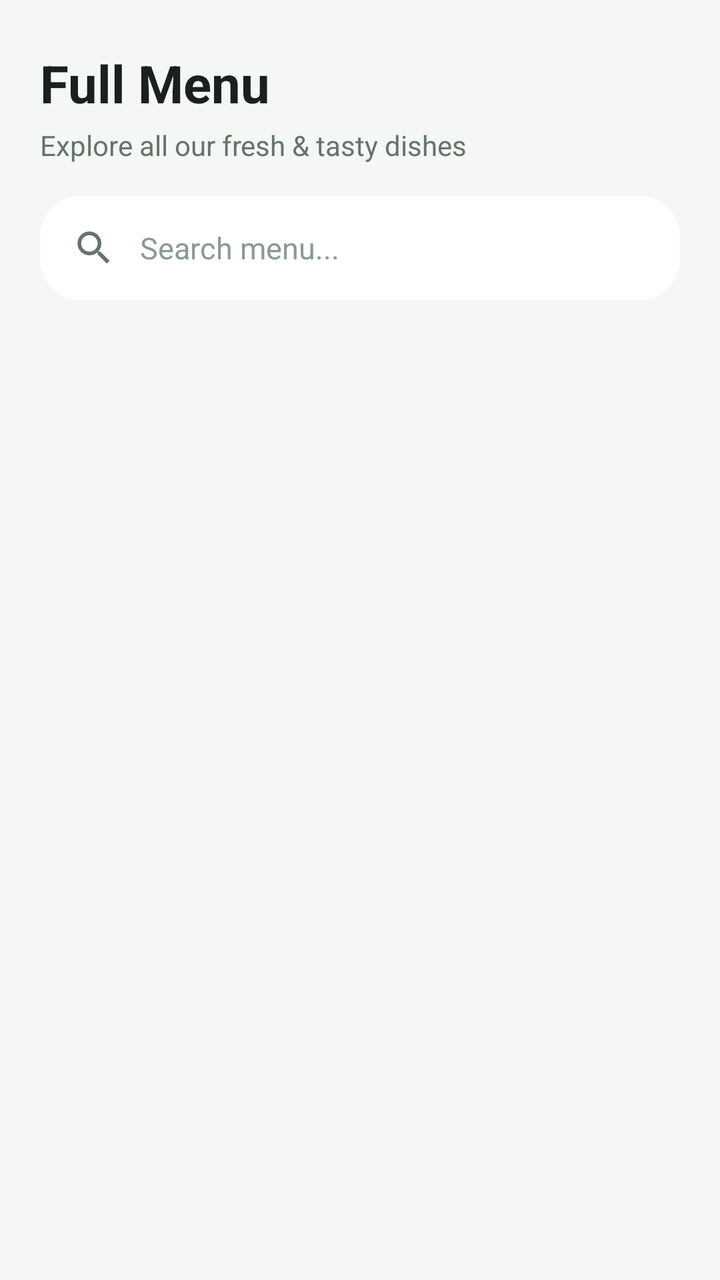
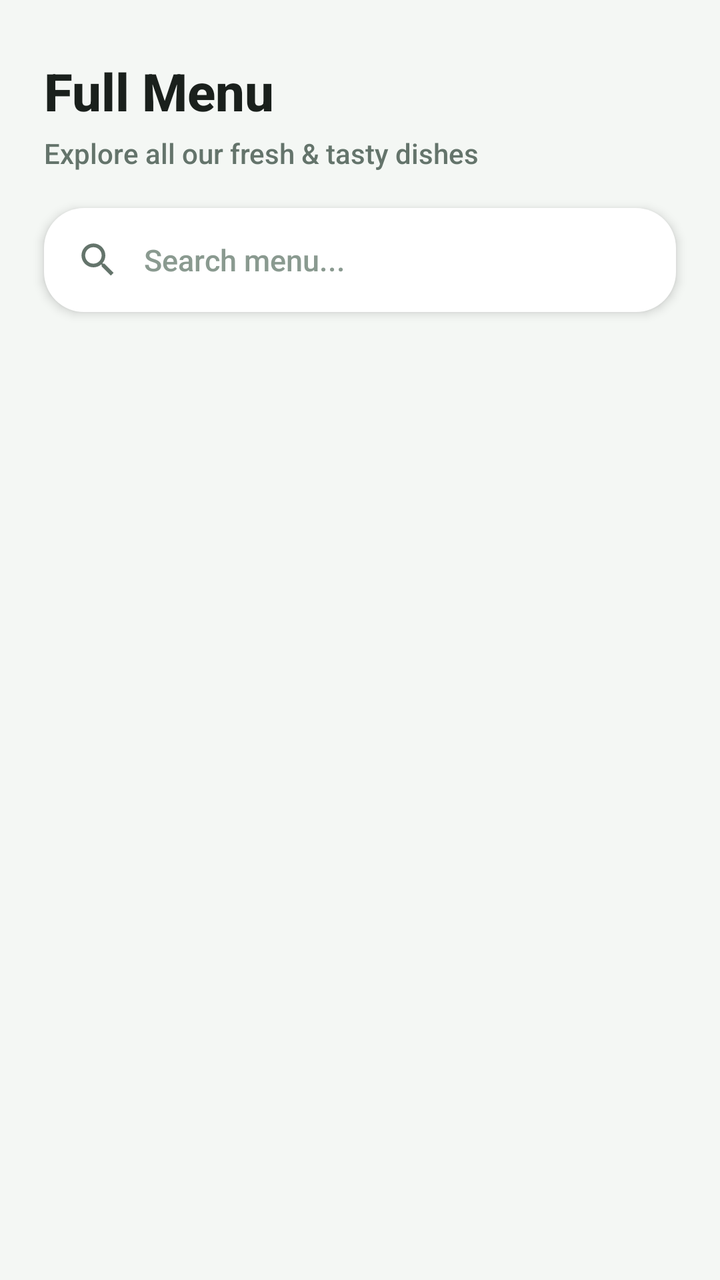

An Android layout rendered at two revisions. The XML below is the earlier revision; the diff shows what the commit changed to produce the second picture.
<!-- AndroidManifest.xml: application theme Theme.FoodOrderingSystem -->
<!-- res/layout/fragment_menu.xml -->
<?xml version="1.0" encoding="utf-8"?>
<LinearLayout xmlns:android="http://schemas.android.com/apk/res/android"
    xmlns:app="http://schemas.android.com/apk/res-auto"
    android:layout_width="match_parent"
    android:layout_height="match_parent"
    android:background="@color/bg_screen"
    android:orientation="vertical">

    
    <TextView
        android:layout_width="wrap_content"
        android:layout_height="wrap_content"
        android:layout_marginStart="20dp"
        android:layout_marginTop="24dp"
        android:text="Full Menu"
        android:textColor="@color/text_dark"
        android:textSize="26sp"
        android:textStyle="bold" />

    <TextView
        android:layout_width="wrap_content"
        android:layout_height="wrap_content"
        android:layout_marginStart="20dp"
        android:layout_marginTop="4dp"
        android:text="Explore all our fresh &amp; tasty dishes"
        android:textColor="@color/text_secondary"
        android:textSize="14sp" />

    
    <LinearLayout
        android:layout_width="match_parent"
        android:layout_height="52dp"
        android:layout_marginHorizontal="20dp"
        android:layout_marginTop="16dp"
        android:background="@drawable/bg_info_pill"
        android:gravity="center_vertical"
        android:orientation="horizontal"
        android:paddingHorizontal="16dp">

        <ImageView
            android:layout_width="22dp"
            android:layout_height="22dp"
            android:src="@drawable/ic_search" />

        <EditText
            android:id="@+id/et_search"
            android:layout_width="match_parent"
            android:layout_height="match_parent"
            android:layout_marginStart="12dp"
            android:background="@null"
            android:hint="Search menu..."
            android:inputType="text"
            android:textColor="@color/text_dark"
            android:textColorHint="@color/text_muted"
            android:textSize="15sp" />
    </LinearLayout>

    <androidx.recyclerview.widget.RecyclerView
        android:id="@+id/rv_menu"
        android:layout_width="match_parent"
        android:layout_height="match_parent"
        android:layout_marginHorizontal="12dp"
        android:layout_marginTop="16dp"
        android:clipToPadding="false"
        android:paddingBottom="24dp" />

</LinearLayout>
<!-- resources referenced by this layout -->
<resources>
  <color name="bg_screen">#F4F7F4</color>
  <color name="text_dark">#1A201C</color>
  <color name="text_muted">#8A9A90</color>
  <color name="text_secondary">#64746B</color>
  <!-- drawable bg_info_pill (drawable) -->
  <?xml version="1.0" encoding="utf-8"?>
  <shape xmlns:android="http://schemas.android.com/apk/res/android">
      <solid android:color="#FFFFFF" />
      <corners android:radius="20dp" />
  </shape>
  <!-- drawable ic_search (drawable) -->
  <vector xmlns:android="http://schemas.android.com/apk/res/android"
      android:width="24dp"
      android:height="24dp"
      android:viewportWidth="24"
      android:viewportHeight="24">
      <path
          android:fillColor="#64746B"
          android:pathData="M15.5,14h-0.79l-0.28,-0.27C15.41,12.59 16,11.11 16,9.5 16,5.91 13.09,3 9.5,3S3,5.91 3,9.5 5.91,16 9.5,16c1.61,0 3.09,-0.59 4.23,-1.57l0.27,0.28v0.79l5,4.99L20.49,19l-4.99,-5zM9.5,14C7.01,14 5,11.99 5,9.5S7.01,5 9.5,5 14,7.01 14,9.5 11.99,14 9.5,14z"/>
  </vector>
  <style name="Theme.FoodOrderingSystem" parent="Base.Theme.FoodOrderingSystem" />
  <style name="Base.Theme.FoodOrderingSystem" parent="Theme.Material3.DayNight.NoActionBar">
          <item name="colorPrimary">@color/primary_green</item>
          <item name="colorOnPrimary">@color/white</item>
          <item name="android:windowBackground">@color/bg_screen</item>
          <item name="android:statusBarColor">@color/bg_screen</item>
          <item name="android:windowLightStatusBar">true</item>
      </style>
  <color name="primary_green">#0F5A3B</color>
  <color name="white">#FFFFFFFF</color>
</resources>

<!-- the commit's change to res/layout/fragment_menu.xml (unified diff, before → after) -->
@@ -7,11 +7,12 @@
     android:orientation="vertical">
 
     
+    
     <TextView
         android:layout_width="wrap_content"
         android:layout_height="wrap_content"
-        android:layout_marginStart="20dp"
-        android:layout_marginTop="24dp"
+        android:layout_marginStart="22dp"
+        android:layout_marginTop="28dp"
         android:text="Full Menu"
         android:textColor="@color/text_dark"
         android:textSize="26sp"
@@ -20,19 +21,21 @@
     <TextView
         android:layout_width="wrap_content"
         android:layout_height="wrap_content"
-        android:layout_marginStart="20dp"
+        android:layout_marginStart="22dp"
         android:layout_marginTop="4dp"
         android:text="Explore all our fresh &amp; tasty dishes"
         android:textColor="@color/text_secondary"
         android:textSize="14sp" />
 
     
+    
     <LinearLayout
         android:layout_width="match_parent"
         android:layout_height="52dp"
-        android:layout_marginHorizontal="20dp"
-        android:layout_marginTop="16dp"
+        android:layout_marginHorizontal="22dp"
+        android:layout_marginTop="18dp"
         android:background="@drawable/bg_info_pill"
+        android:elevation="3dp"
         android:gravity="center_vertical"
         android:orientation="horizontal"
         android:paddingHorizontal="16dp">
@@ -59,7 +62,7 @@
         android:id="@+id/rv_menu"
         android:layout_width="match_parent"
         android:layout_height="match_parent"
-        android:layout_marginHorizontal="12dp"
+        android:layout_marginHorizontal="10dp"
         android:layout_marginTop="16dp"
         android:clipToPadding="false"
         android:paddingBottom="24dp" />
<!-- resource entries referenced after the edit -->
@@ -27,6 +27,9 @@
           <item name="android:windowBackground">@color/bg_screen</item>
           <item name="android:statusBarColor">@color/bg_screen</item>
           <item name="android:windowLightStatusBar">true</item>
+          
+          <item name="android:overScrollMode">never</item>
+          <item name="android:fontFamily">sans-serif-medium</item>
       </style>
   <color name="primary_green">#0F5A3B</color>
   <color name="white">#FFFFFFFF</color>
